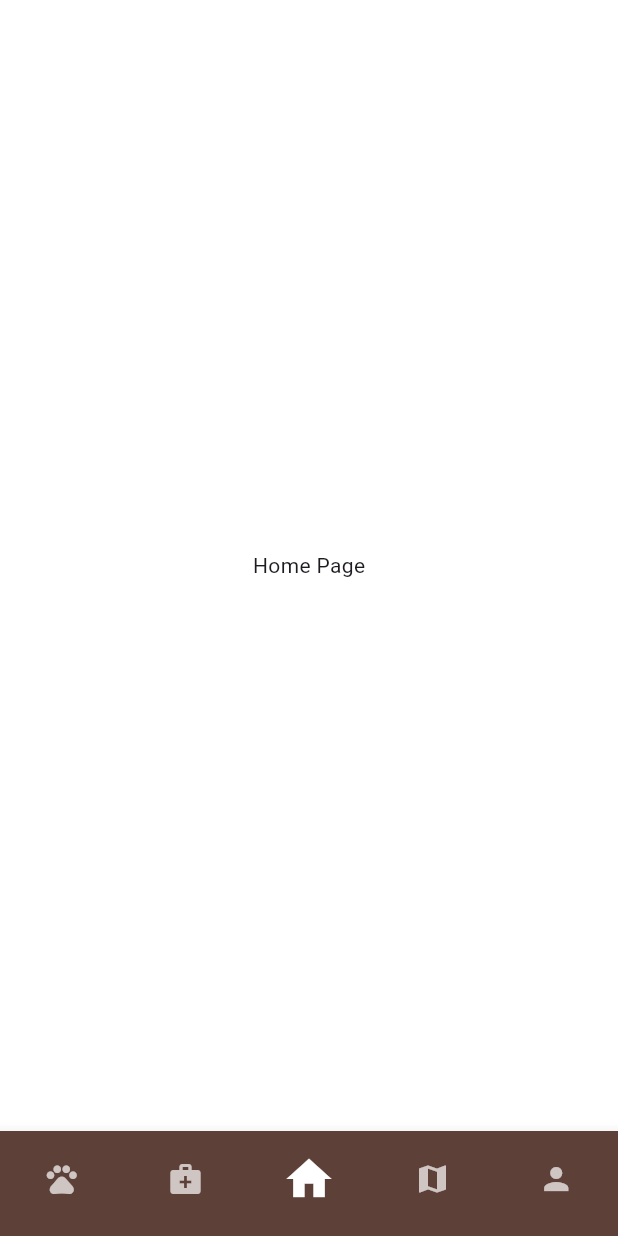
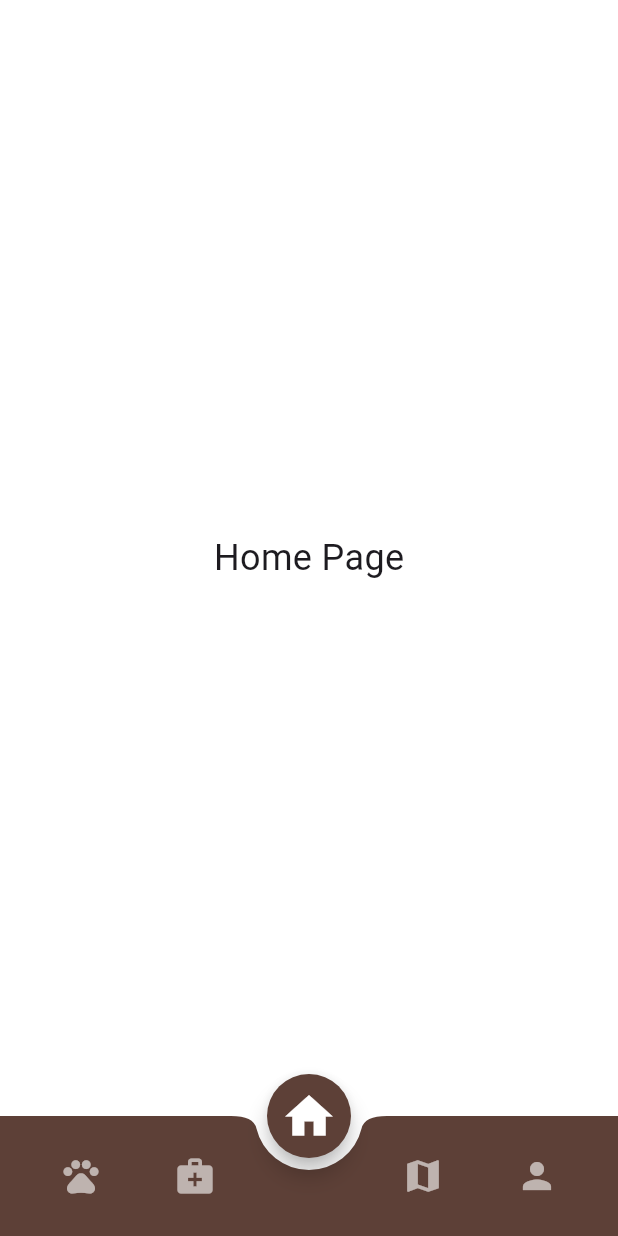
Before and after one commit to cceline0424-lgtm/petcare_asgm, a Flutter app: the screen it shows after launch, on a phone screen of 412 x 824 dp. Run offline on Flutter 3.47's test engine with Material 3 defaults, Android fonts, the phone set to English and light mode, and no system bars.

Commit message:
main dart

```diff
--- a/lib/main.dart
+++ b/lib/main.dart
@@ -13,18 +13,14 @@ class UPetApp extends StatelessWidget {
       title: 'U Pet',
       debugShowCheckedModeBanner: false,
       theme: ThemeData(
-        // Matching the brown UI styling in your wireframes
         primarySwatch: Colors.brown,
         scaffoldBackgroundColor: Colors.white,
       ),
-      // In a real app, this would be the Login Page first.
-      // For testing the UI layout, we will launch straight into the Main Navigation.
       home: const MainNavigationScreen(),
     );
   }
 }
 
-// This widget holds the Bottom Navigation Bar and switches between your pages
 class MainNavigationScreen extends StatefulWidget {
   const MainNavigationScreen({super.key});
 
@@ -33,59 +29,94 @@ class MainNavigationScreen extends StatefulWidget {
 }
 
 class _MainNavigationScreenState extends State<MainNavigationScreen> {
-  int _currentIndex = 2; // Default to Home Page (Index 2 in the center)
+  int _currentIndex = 2; // Default to Home Page
 
-  // List of your 5 main screens corresponding to the bottom icons
   final List<Widget> _pages = [
-    const Center(child: Text('Pet Adoption Page')), // Placeholder for Pet Adoption
-    const Center(child: Text('Vet Clinic Page')),   // Placeholder for Vet Clinic
-    const Center(child: Text('Home Page')),         // Placeholder for Home
-    const Center(child: Text('Stray Map Page')),    // Placeholder for Map
-    const Center(child: Text('User Profile Page')), // Placeholder for Profile
+    const Center(child: Text('Pet Adoption Page', style: TextStyle(fontSize: 24))),
+    const Center(child: Text('Vet Clinic Page', style: TextStyle(fontSize: 24))),
+    const Center(child: Text('Home Page', style: TextStyle(fontSize: 24))),
+    const Center(child: Text('Stray Map Page', style: TextStyle(fontSize: 24))),
+    const Center(child: Text('User Profile Page', style: TextStyle(fontSize: 24))),
   ];
 
   @override
   Widget build(BuildContext context) {
+    // Check if the home button is currently the active page
+    bool isHomeSelected = _currentIndex == 2;
+
     return Scaffold(
-      body: _pages[_currentIndex], // Shows the currently selected page
-      bottomNavigationBar: BottomNavigationBar(
-        currentIndex: _currentIndex,
-        onTap: (index) {
+      body: _pages[_currentIndex],
+
+      // The Floating Action Button (Your Home Button)
+      floatingActionButton: FloatingActionButton(
+        backgroundColor: Colors.brown[700],
+        // Adds a shadow when selected to make it "pop" out, flat when not selected
+        elevation: isHomeSelected ? 6 : 0,
+        shape: const CircleBorder(),
+        onPressed: () {
           setState(() {
-            _currentIndex = index; // Changes the page when an icon is tapped
+            _currentIndex = 2;
           });
         },
-        type: BottomNavigationBarType.fixed, // Keeps all icons visible
-        backgroundColor: Colors.brown[700],
-        selectedItemColor: Colors.white,
-        unselectedItemColor: Colors.white70,
-        showSelectedLabels: false,
-        showUnselectedLabels: false,
-        items: const [
-          BottomNavigationBarItem(
-            icon: Icon(Icons.pets), // Adoption icon
-            label: 'Adoption',
+        child: Icon(
+          Icons.home,
+          // Icon becomes larger when selected, smaller when clicking other pages
+          size: isHomeSelected ? 38 : 30,
+          // Solid light white when selected, faded white when unselected
+          color: isHomeSelected ? Colors.white : Colors.white54,
+        ),
+      ),
+
+      floatingActionButtonLocation: FloatingActionButtonLocation.centerDocked,
+
+      bottomNavigationBar: BottomAppBar(
+        color: Colors.brown[700],
+        shape: const CircularNotchedRectangle(),
+        notchMargin: 8.0,
+        child: SizedBox(
+          height: 60.0,
+          child: Row(
+            mainAxisAlignment: MainAxisAlignment.spaceAround,
+            children: [
+              IconButton(
+                icon: Icon(
+                  Icons.pets,
+                  size: _currentIndex == 0 ? 32 : 28, // Slight size bump for obvious interaction
+                  color: _currentIndex == 0 ? Colors.white : Colors.white60,
+                ),
+                onPressed: () => setState(() => _currentIndex = 0),
+              ),
+              IconButton(
+                icon: Icon(
+                  Icons.medical_services,
+                  size: _currentIndex == 1 ? 32 : 28,
+                  color: _currentIndex == 1 ? Colors.white : Colors.white60,
+                ),
+                onPressed: () => setState(() => _currentIndex = 1),
+              ),
+
+              const SizedBox(width: 48.0),
+
+              IconButton(
+                icon: Icon(
+                  Icons.map,
+                  size: _currentIndex == 3 ? 32 : 28,
+                  color: _currentIndex == 3 ? Colors.white : Colors.white60,
+                ),
+                onPressed: () => setState(() => _currentIndex = 3),
+              ),
+              IconButton(
+                icon: Icon(
+                  Icons.person,
+                  size: _currentIndex == 4 ? 32 : 28,
+                  color: _currentIndex == 4 ? Colors.white : Colors.white60,
+                ),
+                onPressed: () => setState(() => _currentIndex = 4),
+              ),
+            ],
           ),
-          BottomNavigationBarItem(
-            icon: Icon(Icons.medical_services), // Vet Clinic icon
-            label: 'Vet',
-          ),
-          BottomNavigationBarItem(
-            icon: Icon(Icons.home, size: 36), // Home icon (larger as per design)
-            label: 'Home',
-          ),
-          BottomNavigationBarItem(
-            icon: Icon(Icons.map), // Map icon
-            label: 'Map',
-          ),
-          BottomNavigationBarItem(
-            icon: Icon(Icons.person), // Profile icon
-            label: 'Profile',
-          ),
-        ],
+        ),
       ),
     );
   }
 }
-
-////
```
